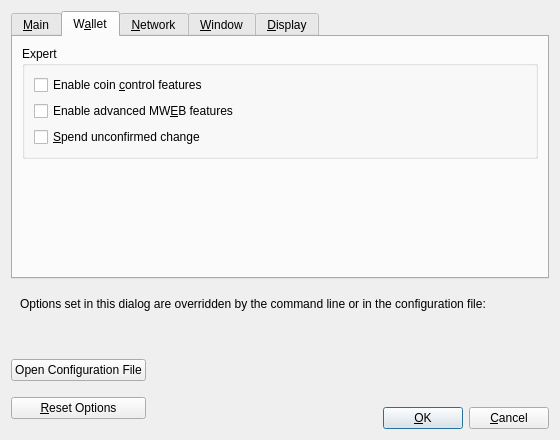
The window that src/qt/forms/optionsdialog.ui (IlumCI/Aperturecoin) describes before a commit, drawn with Qt 5.
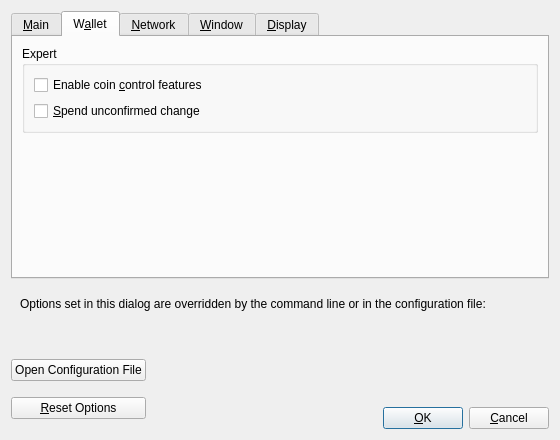
The same window after the commit. The open tabs and pages were chosen to show the change. Custom widgets are drawn as their Qt base class.

Commit message: Remove MWEB

```diff
--- a/src/qt/forms/optionsdialog.ui
+++ b/src/qt/forms/optionsdialog.ui
@@ -216,13 +216,6 @@
             </property>
            </widget>
           </item>
-          <item>
-           <widget class="QCheckBox" name="mwebFeatures">
-            <property name="text">
-             <string>Enable advanced MW&amp;EB features</string>
-            </property>
-           </widget>
-          </item>
           <item>
            <widget class="QCheckBox" name="spendZeroConfChange">
             <property name="toolTip">
```
The commit also changes 438 other files.
